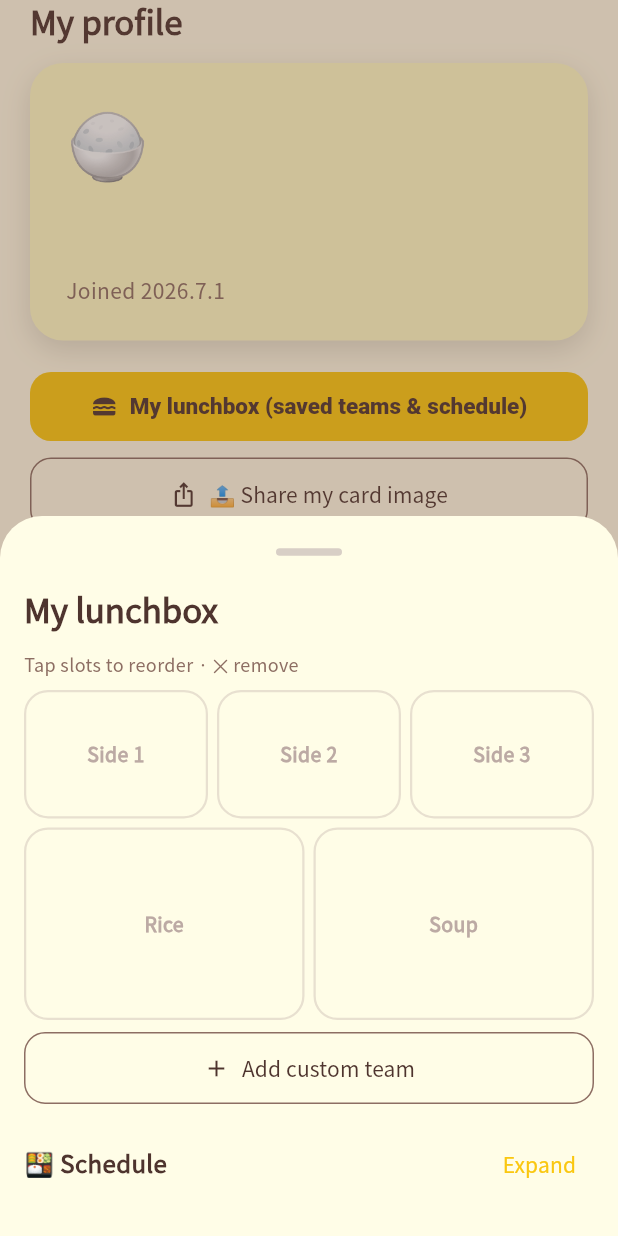
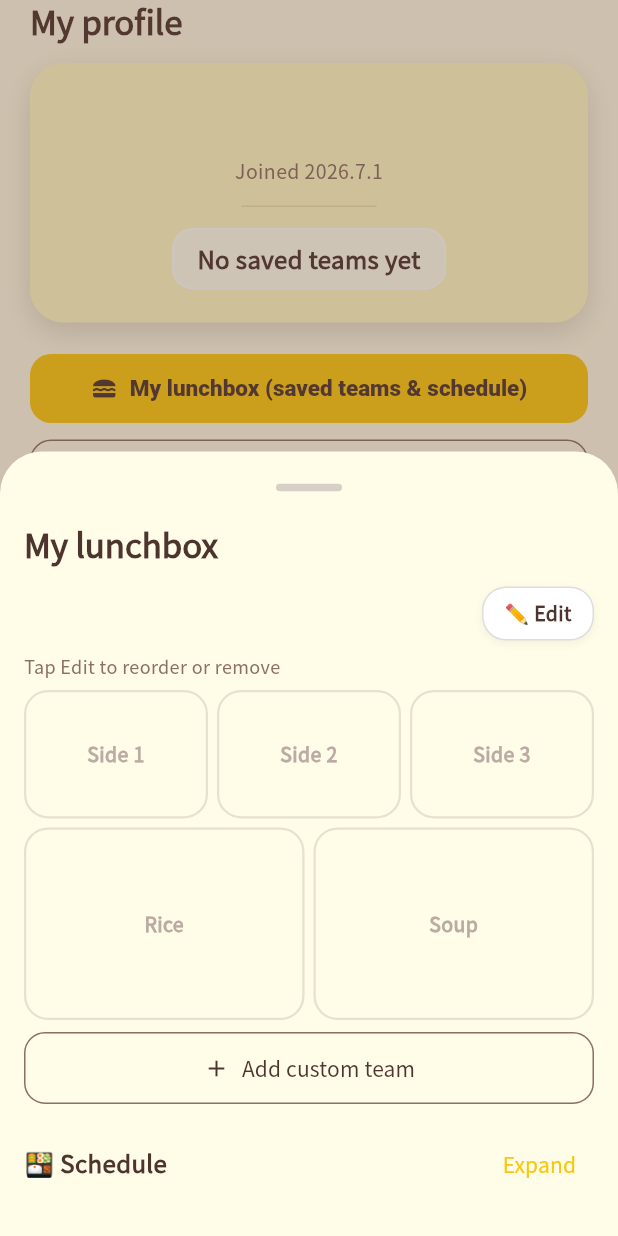
Before and after one commit to nulloongzi/null_oongzi-do-app, a Flutter app: the ProfileScreen widget shown alone on an empty page, opened directly, after a tap on "My lunchbox (saved teams & schedule)", on a phone screen of 412 x 824 dp. Run offline on Flutter 3.47's test engine with Material 3 defaults, Android fonts, the phone set to English and light mode, and no system bars; our stand-ins replace app_links, cloud_firestore, cloud_functions, firebase_analytics, firebase_auth, firebase_core and 9 more; missing offline and left inert: appinio_social_share, flutter_naver_map; accounts and stored records are empty; network calls fail.

Commit message:
feat: 도시락 편집모드+아코디언 애니메이션, 프로필 메인팀 뱃지+워터마크 (웹 매칭)
영상 대비 미적용분 A·B 구현(C 드래그앤드롭은 폐기 — 탭 스왑 유지).

A) 도시락:
- '편집' 토글 추가 → 편집 모드에서만 칸 이동/스왑·✕ 빼기(웹 lb-edit-btn/isEditing)
- 셀에 BounceTap 눌림 스프링(scale 0.94) 적용
- 식단표 펼침을 AnimatedSize로 부드러운 아코디언(웹 height transition)

B) 프로필 카드(웹 profile-card 매칭):
- 메인 팀 뱃지: 첫 찜팀을 🏆(커스텀 🍙)+팀명 알약으로. 없으면 안내 문구
- 밥 종류 워터마크(좌상단 옅게) + 중앙 정렬 + 구분선

```diff
--- a/lib/l10n/strings.dart
+++ b/lib/l10n/strings.dart
@@ -146,6 +146,10 @@ const Map<String, Map<String, String>> kStrings = {
   'lb_no_sched': {'ko': '찜한 팀의 일정이 없어요', 'en': 'No schedule for saved teams'},
   'lb_reorder_hint': {'ko': '칸을 탭해 순서 바꾸기 · ✕ 빼기', 'en': 'Tap slots to reorder · ✕ remove'},
   'lb_reorder_pick': {'ko': '바꿀 칸을 한 번 더 탭하세요', 'en': 'Tap another slot to swap'},
+  'lb_edit': {'ko': '편집', 'en': 'Edit'},
+  'lb_done': {'ko': '완료', 'en': 'Done'},
+  'lb_edit_hint': {'ko': '‘편집’을 눌러 순서 변경·빼기', 'en': 'Tap Edit to reorder or remove'},
+  'no_saved_team': {'ko': '아직 찜한 팀이 없어요', 'en': 'No saved teams yet'},
   'lb_team_name': {'ko': '팀 이름', 'en': 'Team name'},
   'lb_sched_hint': {'ko': '일정 (예: 토 14:00~17:00)', 'en': 'Schedule (e.g. Sat 14:00~17:00)'},
 
--- a/lib/screens/lunchbox_screen.dart
+++ b/lib/screens/lunchbox_screen.dart
@@ -7,6 +7,7 @@ import '../services/lunchbox_service.dart';
 import '../services/schedule_parse.dart';
 import '../theme.dart';
 import '../widgets/app_sheet.dart';
+import '../widgets/bounce_tap.dart';
 import '../widgets/diet_grid.dart';
 
 /// 도시락 팝업: 풀스크린 라우트 대신 지도 위로 뜨는 모달 바텀시트(웹 도시락 오버레이 대응).
@@ -28,6 +29,7 @@ class _LunchboxScreenState extends State<LunchboxScreen> {
   bool _loading = true;
   bool _showDiet = false;
   int? _selectedSlot; // 순서 바꾸기: 선택된 칸
+  bool _editing = false; // 편집 모드(순서변경·빼기 활성)
 
   List<String> get _placeholders => [
         t('lb_slot_rice'),
@@ -195,10 +197,16 @@ class _LunchboxScreenState extends State<LunchboxScreen> {
             else ...[
               Padding(
                 padding: const EdgeInsets.only(bottom: 8),
+                child: Row(children: [const Spacer(), _editToggle()]),
+              ),
+              Padding(
+                padding: const EdgeInsets.only(bottom: 8),
                 child: Text(
-                  _selectedSlot == null
-                      ? t('lb_reorder_hint')
-                      : t('lb_reorder_pick'),
+                  !_editing
+                      ? t('lb_edit_hint')
+                      : (_selectedSlot == null
+                          ? t('lb_reorder_hint')
+                          : t('lb_reorder_pick')),
                   style: const TextStyle(
                       fontSize: 12, color: NurungjiColors.brown),
                 ),
@@ -225,7 +233,16 @@ class _LunchboxScreenState extends State<LunchboxScreen> {
                   ),
                 ],
               ),
-              if (_showDiet) DietGrid(teams: _dietTeams()),
+              // 식단표 아코디언 애니메이션(웹 height transition 대응)
+              AnimatedSize(
+                duration: const Duration(milliseconds: 320),
+                curve: Curves.easeOutCubic,
+                alignment: Alignment.topCenter,
+                clipBehavior: Clip.hardEdge,
+                child: _showDiet
+                    ? DietGrid(teams: _dietTeams())
+                    : const SizedBox(width: double.infinity, height: 0),
+              ),
             ],
           ],
         ),
@@ -246,6 +263,38 @@ class _LunchboxScreenState extends State<LunchboxScreen> {
           name: r.name, isCustom: r.isCustom, slotIdx: i, events: r.events));
     }
     return out;
+  }
+
+  // 편집 토글 — 편집 모드에서만 칸 이동/스왑·빼기(웹 lb-edit-btn 대응).
+  Widget _editToggle() {
+    return BounceTap(
+      onTap: () => setState(() {
+        _editing = !_editing;
+        _selectedSlot = null;
+      }),
+      child: Container(
+        padding: const EdgeInsets.symmetric(horizontal: 14, vertical: 7),
+        decoration: BoxDecoration(
+          color: _editing ? NurungjiColors.urgent : Colors.white,
+          borderRadius: BorderRadius.circular(16),
+          border: Border.all(
+              color:
+                  _editing ? NurungjiColors.urgent : const Color(0x22000000)),
+          boxShadow: const [
+            BoxShadow(
+                color: Color(0x0D000000), blurRadius: 4, offset: Offset(0, 2)),
+          ],
+        ),
+        child: Text(
+          _editing ? '✅ ${t('lb_done')}' : '✏️ ${t('lb_edit')}',
+          style: TextStyle(
+            fontWeight: FontWeight.w700,
+            fontSize: 13,
+            color: _editing ? Colors.white : NurungjiColors.dark,
+          ),
+        ),
+      ),
+    );
   }
 
   // 도시락(벤토) 그리드 — 웹 .lunchbox-grid 대응.
@@ -303,8 +352,8 @@ class _LunchboxScreenState extends State<LunchboxScreen> {
       border = Border.all(color: const Color(0x59BCAAA4), width: 1.5);
     }
 
-    return GestureDetector(
-      onTap: () => _onSlotTap(i),
+    return BounceTap(
+      onTap: _editing ? () => _onSlotTap(i) : null,
       child: Container(
         decoration: BoxDecoration(
           color: bg,
@@ -338,7 +387,7 @@ class _LunchboxScreenState extends State<LunchboxScreen> {
                 ),
               ),
             ),
-            if (filled)
+            if (filled && _editing)
               Positioned(
                 top: 3,
                 right: 3,
--- a/lib/screens/profile_screen.dart
+++ b/lib/screens/profile_screen.dart
@@ -2,8 +2,11 @@
 import 'package:flutter/material.dart';
 import 'package:firebase_auth/firebase_auth.dart';
 import 'package:google_sign_in/google_sign_in.dart';
+import '../models/club.dart';
 import '../models/profile.dart';
+import '../services/data_repository.dart';
 import '../services/i18n.dart';
+import '../services/lunchbox_service.dart';
 import '../services/profile_service.dart';
 import '../theme.dart';
 import '../widgets/app_sheet.dart';
@@ -26,6 +29,7 @@ class _ProfileScreenState extends State<ProfileScreen> {
   Profile? _profile;
   bool _loading = true;
   String? _uid;
+  ({String name, bool isCustom})? _mainTeam; // 대표팀(첫 찜팀)
 
   @override
   void initState() {
@@ -44,7 +48,35 @@ class _ProfileScreenState extends State<ProfileScreen> {
       final p = await _svc.ensureProfile(uid);
       if (mounted) setState(() => _profile = p);
     } catch (_) {}
+    await _loadMainTeam(uid);
     if (mounted) setState(() => _loading = false);
+  }
+
+  // 대표팀 = 도시락 첫 찜팀(bookmarks[0]). 커스텀이면 🍙, 클럽이면 🏆.
+  Future<void> _loadMainTeam(String uid) async {
+    try {
+      final lb = await LunchboxService().load(uid);
+      String? firstId;
+      for (final b in lb.bookmarks) {
+        if (b != null) {
+          firstId = b;
+          break;
+        }
+      }
+      if (firstId == null) return; // 찜한 팀 없음
+      final custom = lb.customTeams[firstId];
+      if (custom is Map && custom['name'] is String) {
+        _mainTeam = (name: custom['name'] as String, isCustom: true);
+        return;
+      }
+      final clubs = await DataRepository().loadClubs();
+      for (final c in clubs) {
+        if (c.id == firstId) {
+          _mainTeam = (name: c.name, isCustom: false);
+          return;
+        }
+      }
+    } catch (_) {}
   }
 
   void _snack(String m) {
@@ -174,8 +206,10 @@ class _ProfileScreenState extends State<ProfileScreen> {
 
   Widget _card(Profile p) {
     final joined = _joinedLabel(p);
+    final mt = _mainTeam;
     return Container(
-      padding: const EdgeInsets.all(24),
+      width: double.infinity,
+      padding: const EdgeInsets.fromLTRB(20, 20, 20, 22),
       decoration: BoxDecoration(
         color: p.bgColor,
         borderRadius: BorderRadius.circular(22),
@@ -183,21 +217,66 @@ class _ProfileScreenState extends State<ProfileScreen> {
           BoxShadow(color: Color(0x22000000), blurRadius: 16, offset: Offset(0, 6)),
         ],
       ),
+      child: Stack(
+        children: [
+          // 크기 결정용 본문(중앙 정렬)
+          SizedBox(
+            width: double.infinity,
             child: Column(
-        crossAxisAlignment: CrossAxisAlignment.start,
+              mainAxisSize: MainAxisSize.min,
+              crossAxisAlignment: CrossAxisAlignment.center,
               children: [
-          const Text('🍚', style: TextStyle(fontSize: 44)),
-          const SizedBox(height: 8),
                 Text(p.fullNickname,
+                    textAlign: TextAlign.center,
                     style: const TextStyle(
-                  fontSize: 28,
+                        fontSize: 26,
                         fontWeight: FontWeight.w900,
                         color: NurungjiColors.dark)),
                 if (joined.isNotEmpty)
                   Padding(
-              padding: const EdgeInsets.only(top: 6),
+                    padding: const EdgeInsets.only(top: 4),
                     child: Text(joined,
-                  style: const TextStyle(color: NurungjiColors.brown)),
+                        style: const TextStyle(
+                            color: NurungjiColors.brown, fontSize: 13)),
+                  ),
+                Container(
+                  width: 90,
+                  height: 1,
+                  margin: const EdgeInsets.symmetric(vertical: 14),
+                  color: const Color(0x338D6E63), // 옅은 구분선(웹 .pc-divider)
+                ),
+                // 메인 팀 뱃지(웹 .pc-main-team)
+                Container(
+                  padding:
+                      const EdgeInsets.symmetric(horizontal: 16, vertical: 8),
+                  decoration: BoxDecoration(
+                    color: const Color(0xB3FFFFFF),
+                    borderRadius: BorderRadius.circular(14),
+                    border: Border.all(color: Colors.white),
+                  ),
+                  child: Text(
+                    mt == null
+                        ? t('no_saved_team')
+                        : '${mt.isCustom ? '🍙' : '🏆'} ${mt.name}',
+                    textAlign: TextAlign.center,
+                    style: const TextStyle(
+                        fontSize: 16,
+                        fontWeight: FontWeight.w700,
+                        color: NurungjiColors.dark),
+                  ),
+                ),
+              ],
+            ),
+          ),
+          // 누룽지 워터마크(밥 종류) — 좌상단 옅게(웹 .pc-rice-type)
+          Positioned(
+            top: 0,
+            left: 0,
+            child: Text(p.nickname,
+                style: const TextStyle(
+                    fontSize: 12,
+                    fontWeight: FontWeight.w700,
+                    color: Color(0x4D5D4037))),
           ),
         ],
       ),
```
Lines whose indentation alone changed are shown as unchanged.
